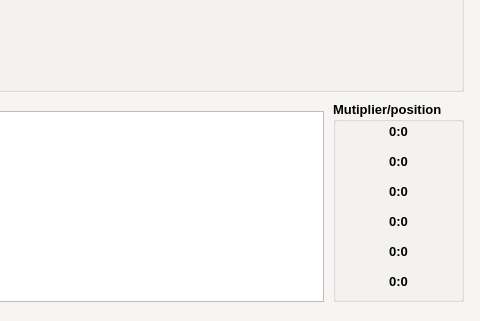
Before: the Qt Designer form apps/gui/resources/ui/console.ui in bikerlfh/crashbot, drawn with Qt 5; both pictures show x 417 to 897 and y 199 to 520 of the 897 by 520 pixel window.
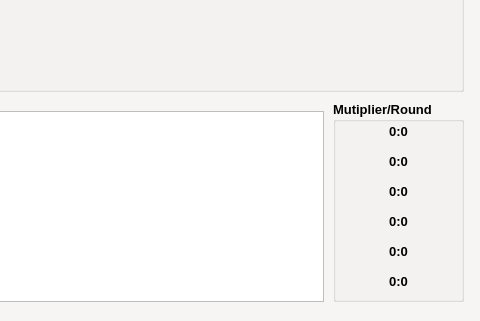
After: the same form once the commit is applied.

The edit to the form file:
```diff
--- a/apps/gui/resources/ui/console.ui
+++ b/apps/gui/resources/ui/console.ui
@@ -145,18 +145,18 @@
      <colorrole role="ToolTipBase">
       <brush brushstyle="SolidPattern">
        <color alpha="255">
-        <red>255</red>
-        <green>255</green>
-        <blue>220</blue>
+        <red>0</red>
+        <green>0</green>
+        <blue>0</blue>
        </color>
       </brush>
      </colorrole>
      <colorrole role="ToolTipText">
       <brush brushstyle="SolidPattern">
        <color alpha="255">
-        <red>0</red>
-        <green>0</green>
-        <blue>0</blue>
+        <red>255</red>
+        <green>255</green>
+        <blue>255</blue>
        </color>
       </brush>
      </colorrole>
@@ -291,18 +291,18 @@
      <colorrole role="ToolTipBase">
       <brush brushstyle="SolidPattern">
        <color alpha="255">
-        <red>255</red>
-        <green>255</green>
-        <blue>220</blue>
+        <red>0</red>
+        <green>0</green>
+        <blue>0</blue>
        </color>
       </brush>
      </colorrole>
      <colorrole role="ToolTipText">
       <brush brushstyle="SolidPattern">
        <color alpha="255">
-        <red>0</red>
-        <green>0</green>
-        <blue>0</blue>
+        <red>255</red>
+        <green>255</green>
+        <blue>255</blue>
        </color>
       </brush>
      </colorrole>
@@ -437,18 +437,18 @@
      <colorrole role="ToolTipBase">
       <brush brushstyle="SolidPattern">
        <color alpha="255">
-        <red>255</red>
-        <green>255</green>
-        <blue>220</blue>
+        <red>0</red>
+        <green>0</green>
+        <blue>0</blue>
        </color>
       </brush>
      </colorrole>
      <colorrole role="ToolTipText">
       <brush brushstyle="SolidPattern">
        <color alpha="255">
-        <red>0</red>
-        <green>0</green>
-        <blue>0</blue>
+        <red>255</red>
+        <green>255</green>
+        <blue>255</blue>
        </color>
       </brush>
      </colorrole>
@@ -859,6 +859,70 @@
      <height>201</height>
     </rect>
    </property>
+   <property name="palette">
+    <palette>
+     <active>
+      <colorrole role="ToolTipBase">
+       <brush brushstyle="SolidPattern">
+        <color alpha="255">
+         <red>0</red>
+         <green>0</green>
+         <blue>0</blue>
+        </color>
+       </brush>
+      </colorrole>
+      <colorrole role="ToolTipText">
+       <brush brushstyle="SolidPattern">
+        <color alpha="255">
+         <red>255</red>
+         <green>255</green>
+         <blue>255</blue>
+        </color>
+       </brush>
+      </colorrole>
+     </active>
+     <inactive>
+      <colorrole role="ToolTipBase">
+       <brush brushstyle="SolidPattern">
+        <color alpha="255">
+         <red>0</red>
+         <green>0</green>
+         <blue>0</blue>
+        </color>
+       </brush>
+      </colorrole>
+      <colorrole role="ToolTipText">
+       <brush brushstyle="SolidPattern">
+        <color alpha="255">
+         <red>255</red>
+         <green>255</green>
+         <blue>255</blue>
+        </color>
+       </brush>
+      </colorrole>
+     </inactive>
+     <disabled>
+      <colorrole role="ToolTipBase">
+       <brush brushstyle="SolidPattern">
+        <color alpha="255">
+         <red>0</red>
+         <green>0</green>
+         <blue>0</blue>
+        </color>
+       </brush>
+      </colorrole>
+      <colorrole role="ToolTipText">
+       <brush brushstyle="SolidPattern">
+        <color alpha="255">
+         <red>255</red>
+         <green>255</green>
+         <blue>255</blue>
+        </color>
+       </brush>
+      </colorrole>
+     </disabled>
+    </palette>
+   </property>
    <property name="font">
     <font>
      <pointsize>10</pointsize>
@@ -872,7 +936,7 @@
     <string>&lt;html&gt;&lt;head/&gt;&lt;body&gt;&lt;p&gt;Last multiplier positions. Format (multiplier:position)&lt;/p&gt;&lt;p&gt;If the position is -1, the multiplier was not found in all the analyzed rounds.&lt;/p&gt;&lt;/body&gt;&lt;/html&gt;</string>
    </property>
    <property name="title">
-    <string>Mutiplier/position</string>
+    <string>Mutiplier/Round</string>
    </property>
    <widget class="QLabel" name="lbl_mul_1">
     <property name="geometry">
```
Left out of the diff: 64 changed lines with no effect on the pictures.
